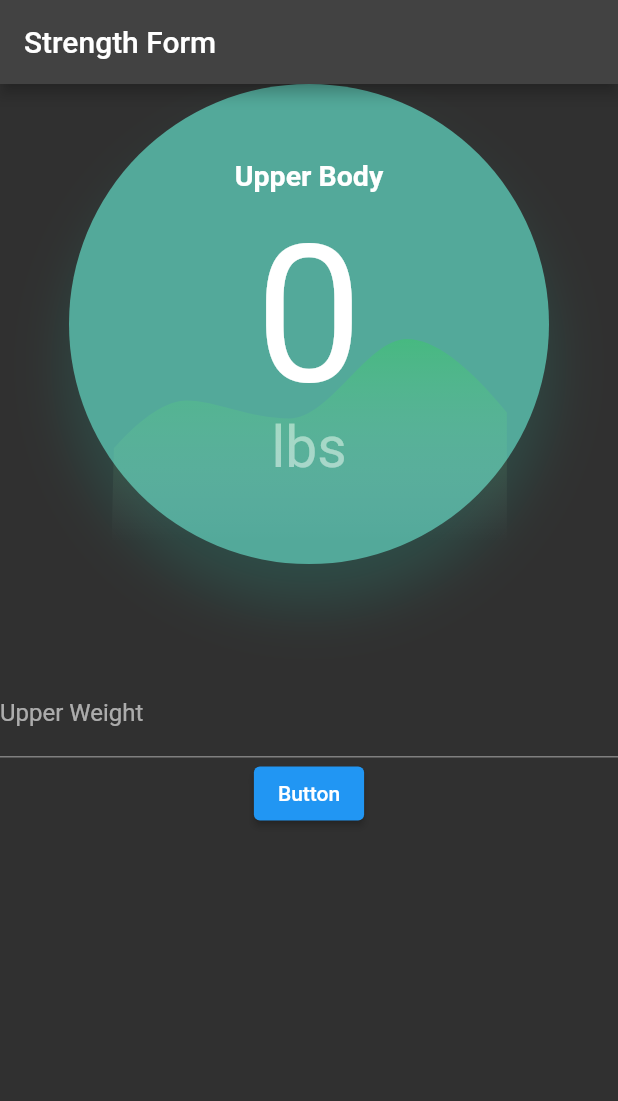
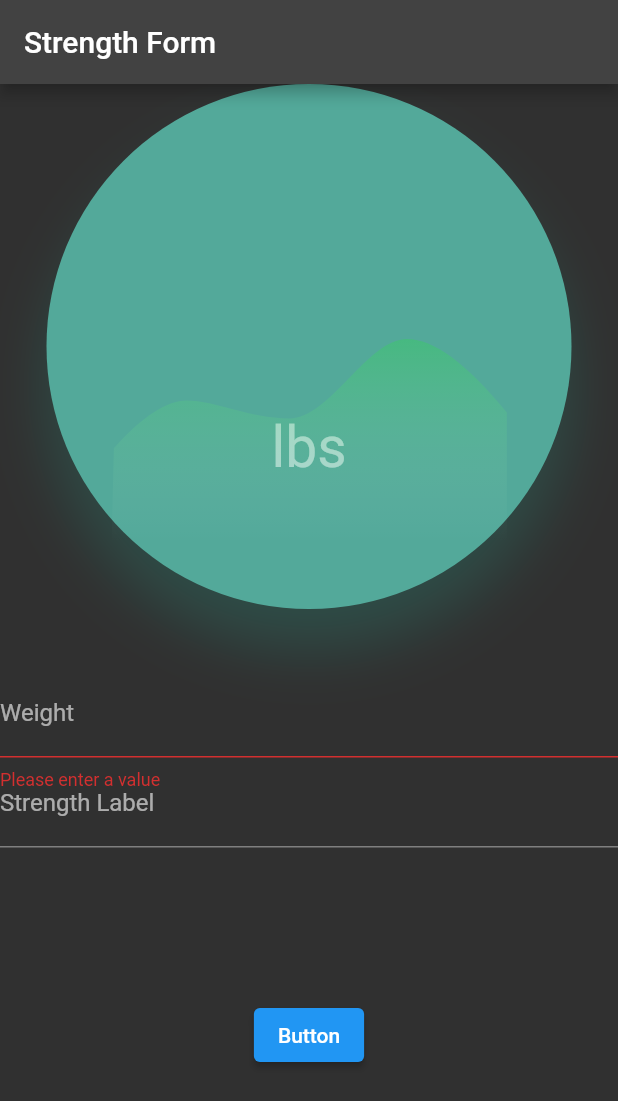
Before and after one commit to sathvik88/Tonal_Coding_Project_Konuganti, a Flutter app: the screen it shows after launch, after a tap on "Button", on a phone screen of 412 x 824 dp. Shown: the top 1101 px of the screen. Run offline on Flutter 3.47's test engine with Material 2 defaults, Android fonts, the phone set to English and light mode, and no system bars; our stand-ins replace auto_size_text, flutter_svg; missing offline and left inert: dart:ffi; Roboto replaces fonts that are missing (Helvetica, League Gothic).

```diff
--- a/lib/strength_form.dart
+++ b/lib/strength_form.dart
@@ -3,6 +3,7 @@ import 'dart:ffi';
 import 'package:flutter/material.dart';
 import 'package:flutter_svg/svg.dart';
 import 'package:tonal_troject_konuganti/styles.dart';
+import 'package:auto_size_text/auto_size_text.dart';
 
 class StrengthForm extends StatefulWidget {
   @override
@@ -12,79 +13,64 @@ class StrengthForm extends StatefulWidget {
 }
 
 class StrengthFormState extends State<StrengthForm>{
-  late int upperInt = 0;
-  late int coreInt;
-  late int lowerInt;
-  late String upper;
-  late String core;
-  late String lower;
-
+  final  _weightController = TextEditingController();
+  final _labelController = TextEditingController();
+  String _label="";
+  String _weight="";
 
   final _formKey = GlobalKey<FormState>();
+  final _labelKey = GlobalKey<FormState>();
 
-  Widget _buildCoreField(){
-    return Column(
-      children: [
-        TextFormField(
-          key: _formKey,
-          keyboardType: TextInputType.numberWithOptions(),
-          decoration: InputDecoration(
-              labelText: "Upper Weight"
-          ),
-          validator: (value){
-            if(value!.isEmpty){
-              return "Weight is required";
-            }
-            upperInt = int.parse(value);
-            if(upperInt < 0 || upperInt > 350){ //weight constraints
-              return "Please enter a weight between 0-350";
-            }
-          },
+  void onTap(){
+    if(_formKey.currentState!.validate()){
+      setState((){
+        _weight = _weightController.text;
+      });
+    }else{
+      return null;
+    }
+    if(_labelKey.currentState!.validate()){
+      setState((){
+        _label = _labelController.text;
+      });
+    }else{
+      return null;
+    }
 
-        ),
-        Container(
-          child: ElevatedButton(
-            onPressed: (){
-              if(_formKey.currentState!.validate()){
-                return;
-              }
-            },
-            child: Text("Button"),
-          ),
-        )
-      ],
-    );
   }
+
 
 
   @override
   Widget build(BuildContext context) {
+
     return Scaffold(
+        resizeToAvoidBottomInset: false,
       appBar: AppBar(title: Text("Strength Form")),
       body: Container(
         child: Stack(
           children: [
             Container(
-              width: 530,
-              height: 320,
+              width: 550,
+              height: 350,
               decoration: bubbleBoxDecoration,
             ),
             Container(
               padding: EdgeInsets.all(50),
               alignment: Alignment.topCenter,
               child: Text(
-                "Upper Body",
+                _label,
                 textAlign: TextAlign.center,
                 style: labelTextStyle,
               ),
             ),
             Container(
-              padding: EdgeInsets.all(80),
+              padding: EdgeInsets.fromLTRB(80, 70, 80, 400),
               alignment: Alignment.topCenter,
-              child: Text(
-                "${upperInt}",
-                textAlign: TextAlign.center,
+              child: AutoSizeText(
+                _weight,
                 style: weightTextStyle,
+
               ),
             ),
             Container(
@@ -106,17 +92,64 @@ class StrengthFormState extends State<StrengthForm>{
                 FocusManager.instance.primaryFocus?.unfocus();
               },
               child: SingleChildScrollView(
-                  child: Container(
-                    padding: EdgeInsets.only(top:390),
-                    child: _buildCoreField(),
+
+                child: Container(
+                  padding: EdgeInsets.only(top:390),
+                  child: Form(
+                    key: _formKey,
+                    child: TextFormField(
+                    controller: _weightController,
+                    keyboardType: TextInputType.numberWithOptions(),
+                    decoration: InputDecoration(labelText: 'Weight'),
+                    validator: (val){
+                      if(val!.isEmpty){
+                        return "Please enter a value";
+                      }
+                      int weight = int.parse(val); //Converting string to int for weight range.
+                      if(weight < 0 || weight > 350){ //Making sure input is within the weight range.
+                        return "Please enter a value between 0-350lbs";
+                      }
+                    },
+                  ),
                   ),
 
-              )
+                ),
+
+              ),
             ),
+            GestureDetector(
+              onTap: (){
+                FocusManager.instance.primaryFocus?.unfocus();
+              },
+              child: Container(
+                padding: EdgeInsets.only(top:450),
+                child: Form(
+                  key: _labelKey,
+                  child: TextFormField(
+                    controller: _labelController,
+                    decoration: InputDecoration(labelText: 'Strength Label'),
+                    validator: (val){
+                      if(val!.isEmpty){
+                        return "Please enter a label name";
+                      }
+
+                    },
+                  ),
+                ),
+              ),
+            ),
+            Container(
+              alignment: Alignment.center,
+                padding: EdgeInsets.only(top:500),
+              child: ElevatedButton(
+                onPressed: onTap,
+                child: Text("Button")
+              ),
+
+            )
 
           ],
         ),
-
 
       ),
     );
@@ -124,9 +157,3 @@ class StrengthFormState extends State<StrengthForm>{
   }
 
 }
-
-mixin InputValidationMixin{
-  bool isWeigthValid(String weight){
-
-  }
-}
--- a/pubspec.yaml
+++ b/pubspec.yaml
@@ -35,6 +35,7 @@ dependencies:
   # Use with the CupertinoIcons class for iOS style icons.
   cupertino_icons: ^1.0.2
   flutter_svg: ^1.1.0
+  auto_size_text: ^3.0.0
 
 dev_dependencies:
   flutter_test:
```
Also changed, not shown: pubspec.lock.
